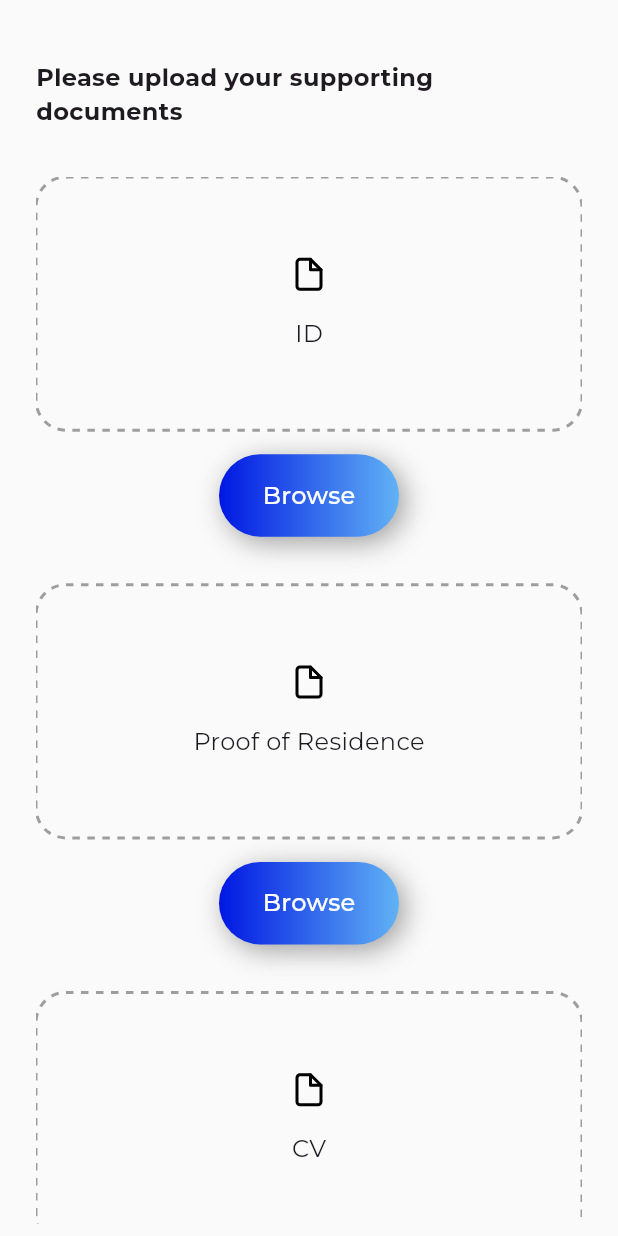
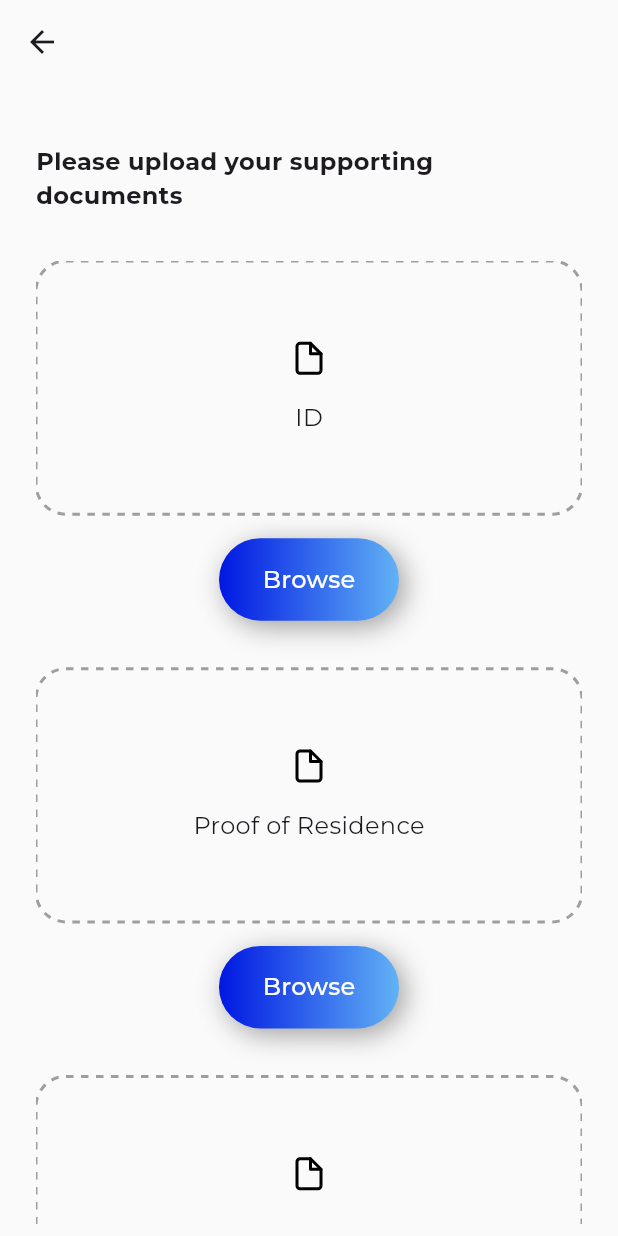
Before and after one commit to ryanemm/get_local, a Flutter app: the UploadDocumentsPage screen opened directly with empty values, on a phone screen of 412 x 824 dp. Run offline on Flutter 3.47's test engine with Material 3 defaults, Android fonts, the phone set to English and light mode, and no system bars; drawn by our look-alikes of dotted_border, loader_overlay; our stand-ins replace email_validator, file_picker, flutter_svg, flutter_toggle_tab, google_fonts, persistent_bottom_nav_bar and 2 more; missing offline and left inert: load_switch, scroll_to_hide; accounts and stored records are empty.

Commit message:
change app bar and navigation bar color- uploadLocals page

```diff
--- a/lib/layouts/login/upload_documents_page.dart
+++ b/lib/layouts/login/upload_documents_page.dart
@@ -38,9 +38,11 @@ class _UploadDocumentsPageState extends State<UploadDocumentsPage> {
     final Map params = Map();
 
     Size screenSize = MediaQuery.of(context).size;
-    return SafeArea(
-      child: LoaderOverlay(
+    return LoaderOverlay(
         child: Scaffold(
+          appBar: AppBar(
+            backgroundColor: Colors.grey.shade50,
+          ),
             body: Container(
       padding: const EdgeInsets.symmetric(horizontal: 24, vertical: 8),
       height: double.infinity,
@@ -117,7 +119,6 @@ class _UploadDocumentsPageState extends State<UploadDocumentsPage> {
           ),
         ],
       ),
-      ))),
-    );
+    )));
   }
 }
--- a/pubspec.yaml
+++ b/pubspec.yaml
@@ -35,7 +35,7 @@ dependencies:
   # The following adds the Cupertino Icons font to your application.
   # Use with the CupertinoIcons class for iOS style icons.
   cupertino_icons: ^1.0.6
-  shared_preferences: ^2.2.2
+  shared_preferences: ^2.2.3
   email_validator: ^2.1.17
   http: ^1.1.0
   loader_overlay: ^2.2.0
```
Lines whose indentation alone changed are shown as unchanged.
